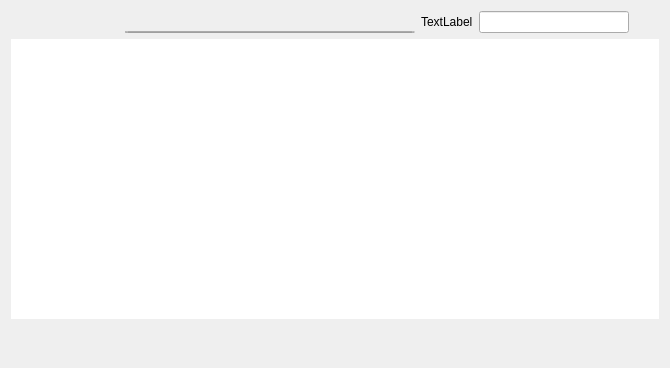
Old version of the form mainwindow.ui in the repository kazak1377/QVkPlayer.
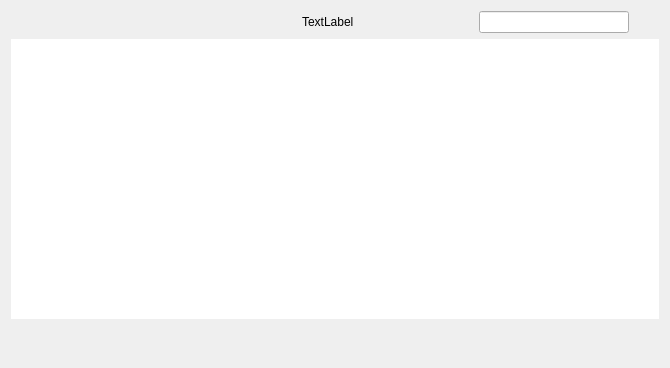
New version of the form. Icons and pictures are not drawn. Custom widgets are drawn as their Qt base class.

The edit to the form file:
```diff
--- a/mainwindow.ui
+++ b/mainwindow.ui
@@ -112,33 +112,7 @@
        </widget>
       </item>
       <item>
-       <layout class="QVBoxLayout" name="verticalLayout_2">
-        <property name="spacing">
-         <number>0</number>
-        </property>
-        <property name="rightMargin">
-         <number>0</number>
-        </property>
-        <item>
-         <widget class="Phonon::SeekSlider" name="seekSlider"/>
-        </item>
-        <item>
-         <widget class="QProgressBar" name="progressBar">
-          <property name="maximumSize">
-           <size>
-            <width>16777215</width>
-            <height>2</height>
-           </size>
-          </property>
-          <property name="value">
-           <number>0</number>
-          </property>
-          <property name="textVisible">
-           <bool>false</bool>
-          </property>
-         </widget>
-        </item>
-       </layout>
+       <widget class="Phonon::SeekSlider" name="seekSlider"/>
       </item>
       <item>
        <widget class="QLabel" name="showTime">
```
